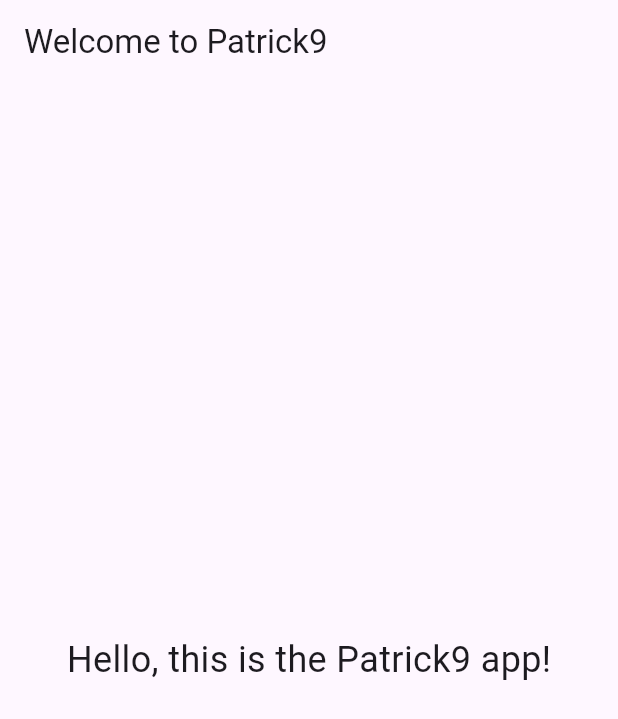
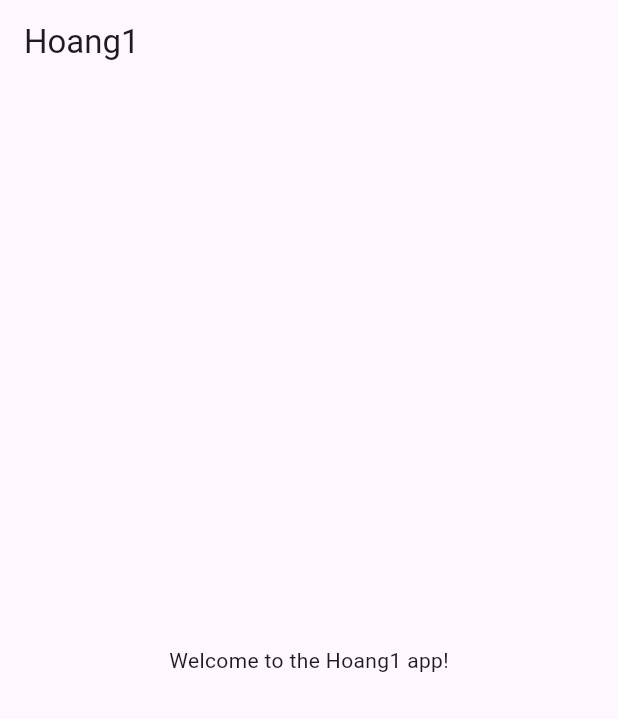
Before and after one commit to truongdothienhoang/flutter-build-demo, a Flutter app: the screen it shows after launch, on a phone screen of 412 x 824 dp. Shown: the top 719 px of the screen. Run offline on Flutter 3.47's test engine with Material 3 defaults, Android fonts, the light colour scheme and no system bars.

Commit message:
Update lib/main.dart via API

```diff
--- a/lib/main.dart
+++ b/lib/main.dart
@@ -1,25 +1,19 @@
 import 'package:flutter/material.dart';
 
 void main() {
-  runApp(const PatrickApp());
+  runApp(const MyApp());
 }
 
-class PatrickApp extends StatelessWidget {
-  const PatrickApp({super.key});
+class MyApp extends StatelessWidget {
+  const MyApp({super.key});
 
   @override
   Widget build(BuildContext context) {
     return MaterialApp(
-      title: 'Patrick9',
       home: Scaffold(
-        appBar: AppBar(
-          title: const Text('Welcome to Patrick9'),
-        ),
+        appBar: AppBar(title: const Text('Hoang1')),
         body: const Center(
-          child: Text(
-            'Hello, this is the Patrick9 app!',
-            style: TextStyle(fontSize: 24),
-          ),
+          child: Text('Welcome to the Hoang1 app!'),
         ),
       ),
     );
```
